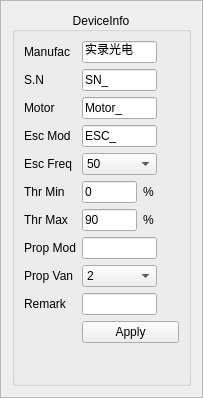
The window that ui/testinfoconfig.ui (eshenhu/QtDemo) describes before a commit, drawn with Qt 5.
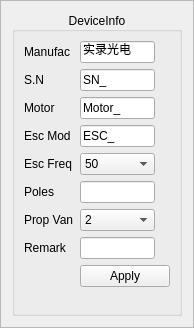
The same window after the commit.

Commit message: add sensitive button UI

The edit to the form file:
```diff
--- a/ui/testinfoconfig.ui
+++ b/ui/testinfoconfig.ui
@@ -6,8 +6,8 @@
    <rect>
     <x>0</x>
     <y>0</y>
-    <width>203</width>
-    <height>398</height>
+    <width>194</width>
+    <height>328</height>
    </rect>
   </property>
   <property name="sizePolicy">
@@ -239,140 +239,6 @@
        </widget>
       </item>
       <item row="5" column="0">
-       <widget class="QLabel" name="label_9">
-        <property name="sizePolicy">
-         <sizepolicy hsizetype="Fixed" vsizetype="Preferred">
-          <horstretch>0</horstretch>
-          <verstretch>0</verstretch>
-         </sizepolicy>
-        </property>
-        <property name="maximumSize">
-         <size>
-          <width>100</width>
-          <height>16777215</height>
-         </size>
-        </property>
-        <property name="text">
-         <string>Thr Min</string>
-        </property>
-       </widget>
-      </item>
-      <item row="5" column="1">
-       <layout class="QFormLayout" name="formLayout_2">
-        <property name="labelAlignment">
-         <set>Qt::AlignRight|Qt::AlignTrailing|Qt::AlignVCenter</set>
-        </property>
-        <property name="formAlignment">
-         <set>Qt::AlignLeading|Qt::AlignLeft|Qt::AlignTop</set>
-        </property>
-        <item row="0" column="0">
-         <widget class="QLineEdit" name="Thr_Min_LE">
-          <property name="sizePolicy">
-           <sizepolicy hsizetype="Fixed" vsizetype="Fixed">
-            <horstretch>0</horstretch>
-            <verstretch>0</verstretch>
-           </sizepolicy>
-          </property>
-          <property name="maximumSize">
-           <size>
-            <width>55</width>
-            <height>16777215</height>
-           </size>
-          </property>
-          <property name="text">
-           <string>0</string>
-          </property>
-         </widget>
-        </item>
-        <item row="0" column="1">
-         <widget class="QLabel" name="label_15">
-          <property name="minimumSize">
-           <size>
-            <width>15</width>
-            <height>0</height>
-           </size>
-          </property>
-          <property name="maximumSize">
-           <size>
-            <width>15</width>
-            <height>16777215</height>
-           </size>
-          </property>
-          <property name="text">
-           <string>%</string>
-          </property>
-         </widget>
-        </item>
-       </layout>
-      </item>
-      <item row="6" column="0">
-       <widget class="QLabel" name="label_10">
-        <property name="sizePolicy">
-         <sizepolicy hsizetype="Fixed" vsizetype="Preferred">
-          <horstretch>0</horstretch>
-          <verstretch>0</verstretch>
-         </sizepolicy>
-        </property>
-        <property name="maximumSize">
-         <size>
-          <width>100</width>
-          <height>16777215</height>
-         </size>
-        </property>
-        <property name="text">
-         <string>Thr Max</string>
-        </property>
-       </widget>
-      </item>
-      <item row="6" column="1">
-       <layout class="QFormLayout" name="formLayout">
-        <property name="labelAlignment">
-         <set>Qt::AlignRight|Qt::AlignTrailing|Qt::AlignVCenter</set>
-        </property>
-        <property name="formAlignment">
-         <set>Qt::AlignLeading|Qt::AlignLeft|Qt::AlignTop</set>
-        </property>
-        <item row="0" column="0">
-         <widget class="QLineEdit" name="Thr_Max_LE">
-          <property name="sizePolicy">
-           <sizepolicy hsizetype="Fixed" vsizetype="Fixed">
-            <horstretch>0</horstretch>
-            <verstretch>0</verstretch>
-           </sizepolicy>
-          </property>
-          <property name="maximumSize">
-           <size>
-            <width>55</width>
-            <height>16777215</height>
-           </size>
-          </property>
-          <property name="text">
-           <string>90</string>
-          </property>
-         </widget>
-        </item>
-        <item row="0" column="1">
-         <widget class="QLabel" name="label_13">
-          <property name="minimumSize">
-           <size>
-            <width>15</width>
-            <height>0</height>
-           </size>
-          </property>
-          <property name="maximumSize">
-           <size>
-            <width>15</width>
-            <height>16777215</height>
-           </size>
-          </property>
-          <property name="text">
-           <string>%</string>
-          </property>
-         </widget>
-        </item>
-       </layout>
-      </item>
-      <item row="7" column="0">
        <widget class="QLabel" name="label_5">
         <property name="sizePolicy">
          <sizepolicy hsizetype="Fixed" vsizetype="Preferred">
@@ -387,11 +253,11 @@
          </size>
         </property>
         <property name="text">
-         <string>Prop Mod</string>
+         <string>Poles</string>
         </property>
        </widget>
       </item>
-      <item row="7" column="1">
+      <item row="5" column="1">
        <widget class="QLineEdit" name="propModel_LE">
         <property name="sizePolicy">
          <sizepolicy hsizetype="Fixed" vsizetype="Fixed">
@@ -407,7 +273,7 @@
         </property>
        </widget>
       </item>
-      <item row="8" column="0">
+      <item row="6" column="0">
        <widget class="QLabel" name="label_7">
         <property name="sizePolicy">
          <sizepolicy hsizetype="Fixed" vsizetype="Preferred">
@@ -426,7 +292,7 @@
         </property>
        </widget>
       </item>
-      <item row="8" column="1">
+      <item row="6" column="1">
        <widget class="QComboBox" name="propVanes_combox">
         <property name="sizePolicy">
          <sizepolicy hsizetype="Fixed" vsizetype="Fixed">
@@ -562,7 +428,7 @@
         </item>
        </widget>
       </item>
-      <item row="9" column="0">
+      <item row="7" column="0">
        <widget class="QLabel" name="label_8">
         <property name="sizePolicy">
          <sizepolicy hsizetype="Fixed" vsizetype="Preferred">
@@ -581,7 +447,7 @@
         </property>
        </widget>
       </item>
-      <item row="9" column="1">
+      <item row="7" column="1">
        <widget class="QLineEdit" name="remark_LE">
         <property name="sizePolicy">
          <sizepolicy hsizetype="Fixed" vsizetype="Fixed">
@@ -597,7 +463,7 @@
         </property>
        </widget>
       </item>
-      <item row="10" column="1">
+      <item row="8" column="1">
        <widget class="QPushButton" name="Apply">
         <property name="sizePolicy">
          <sizepolicy hsizetype="Preferred" vsizetype="Fixed">
```
The commit also changes 3 other files.
